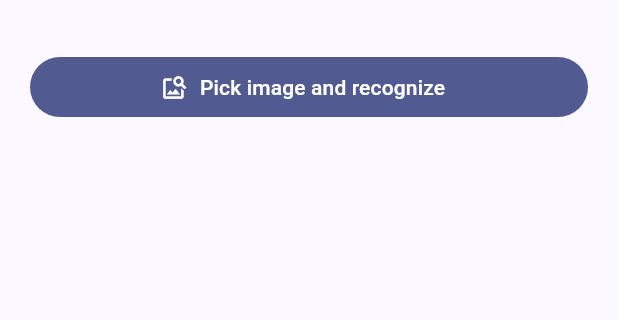
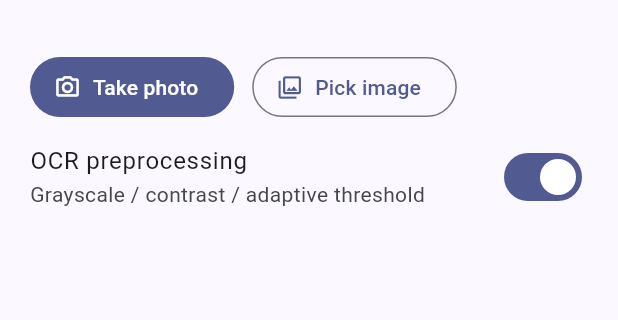
Before and after one commit to dexter-cnx/thai_native_ocr, a Flutter app: the screen it shows after launch, on a phone screen of 412 x 824 dp, the part 63-383 px from its top. Run offline on Flutter 3.47's test engine with Material 3 defaults, Android fonts, the phone set to English and light mode, and no system bars; our stand-ins replace image_picker.

Commit message:
feat: improve example camera and Thai badge

```diff
--- a/example/lib/main.dart
+++ b/example/lib/main.dart
@@ -6,10 +6,7 @@ void main() {
   runApp(const ThaiNativeOcrExampleApp());
 }
 
-/// Minimal gallery-based example for `thai_native_ocr`.
-///
-/// Pick a local image, run the native OCR plugin, and inspect the detected
-/// language, Thai signal, confidence, and recognized text.
+/// Camera/gallery example for `thai_native_ocr`.
 class ThaiNativeOcrExampleApp extends StatelessWidget {
   /// Creates the example application.
   const ThaiNativeOcrExampleApp({super.key});
@@ -24,7 +21,7 @@ class ThaiNativeOcrExampleApp extends StatelessWidget {
   }
 }
 
-/// Page that picks an image and displays OCR output.
+/// Page that captures or picks an image and displays OCR output.
 class OcrPage extends StatefulWidget {
   /// Creates the OCR example page.
   const OcrPage({super.key});
@@ -37,10 +34,11 @@ class _OcrPageState extends State<OcrPage> {
   final _picker = ImagePicker();
   ThaiOcrResult? _result;
   bool _busy = false;
+  bool _preprocess = true;
   String? _error;
 
-  Future<void> _pickAndRecognize() async {
-    final image = await _picker.pickImage(source: ImageSource.gallery);
+  Future<void> _pickAndRecognize(ImageSource source) async {
+    final image = await _picker.pickImage(source: source, imageQuality: 95);
     if (image == null) return;
 
     setState(() {
@@ -50,7 +48,10 @@ class _OcrPageState extends State<OcrPage> {
     });
 
     try {
-      final result = await ThaiNativeOcr.recognize(image.path);
+      final result = await ThaiNativeOcr.recognizeFile(
+        XFileAdapter(image),
+        preprocess: _preprocess,
+      );
       if (!mounted) return;
       setState(() => _result = result);
     } catch (error) {
@@ -63,17 +64,41 @@ class _OcrPageState extends State<OcrPage> {
 
   @override
   Widget build(BuildContext context) {
+    final result = _result;
+
     return Scaffold(
       appBar: AppBar(title: const Text('thai_native_ocr example')),
       body: ListView(
         padding: const EdgeInsets.all(20),
         children: [
-          FilledButton.icon(
-            onPressed: _busy ? null : _pickAndRecognize,
-            icon: const Icon(Icons.image_search),
-            label: Text(_busy ? 'Recognizing…' : 'Pick image and recognize'),
+          Wrap(
+            spacing: 12,
+            runSpacing: 12,
+            children: [
+              FilledButton.icon(
+                onPressed: _busy
+                    ? null
+                    : () => _pickAndRecognize(ImageSource.camera),
+                icon: const Icon(Icons.camera_alt_outlined),
+                label: const Text('Take photo'),
+              ),
+              OutlinedButton.icon(
+                onPressed: _busy
+                    ? null
+                    : () => _pickAndRecognize(ImageSource.gallery),
+                icon: const Icon(Icons.photo_library_outlined),
+                label: const Text('Pick image'),
+              ),
+            ],
           ),
-          const SizedBox(height: 24),
+          SwitchListTile(
+            contentPadding: EdgeInsets.zero,
+            title: const Text('OCR preprocessing'),
+            subtitle: const Text('Grayscale / contrast / adaptive threshold'),
+            value: _preprocess,
+            onChanged: _busy ? null : (value) => setState(() => _preprocess = value),
+          ),
+          const SizedBox(height: 12),
           if (_busy) const LinearProgressIndicator(),
           if (_error case final error?) ...[
             Text(
@@ -81,8 +106,20 @@ class _OcrPageState extends State<OcrPage> {
               style: TextStyle(color: Theme.of(context).colorScheme.error),
             ),
           ],
-          if (_result case final result?) ...[
-            Text('containsThai: ${result.containsThai}'),
+          if (result != null) ...[
+            Align(
+              alignment: Alignment.centerLeft,
+              child: Chip(
+                avatar: Icon(
+                  result.containsThai ? Icons.check_circle : Icons.language,
+                  size: 18,
+                ),
+                label: Text(
+                  result.containsThai ? 'Thai detected' : 'English only',
+                ),
+              ),
+            ),
+            const SizedBox(height: 12),
             Text('detectedLanguage: ${result.detectedLanguage}'),
             Text('confidence: ${result.confidence.toStringAsFixed(3)}'),
             const Divider(height: 32),
@@ -93,3 +130,9 @@ class _OcrPageState extends State<OcrPage> {
     );
   }
 }
+
+/// Minimal `File` adapter for an [XFile] path without copying image bytes.
+class XFileAdapter extends java.io.File {
+  /// Creates a file adapter for [file].
+  XFileAdapter(XFile file) : super(file.path);
+}
```
